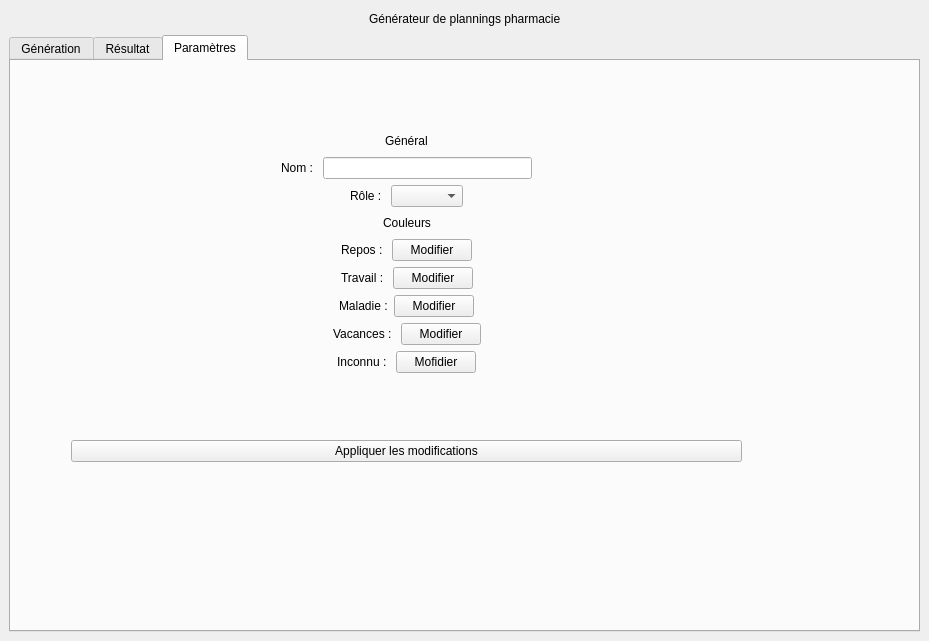
Qt form app_v2/planning.ui (antoninLallemand/planningManipulation) before a commit.
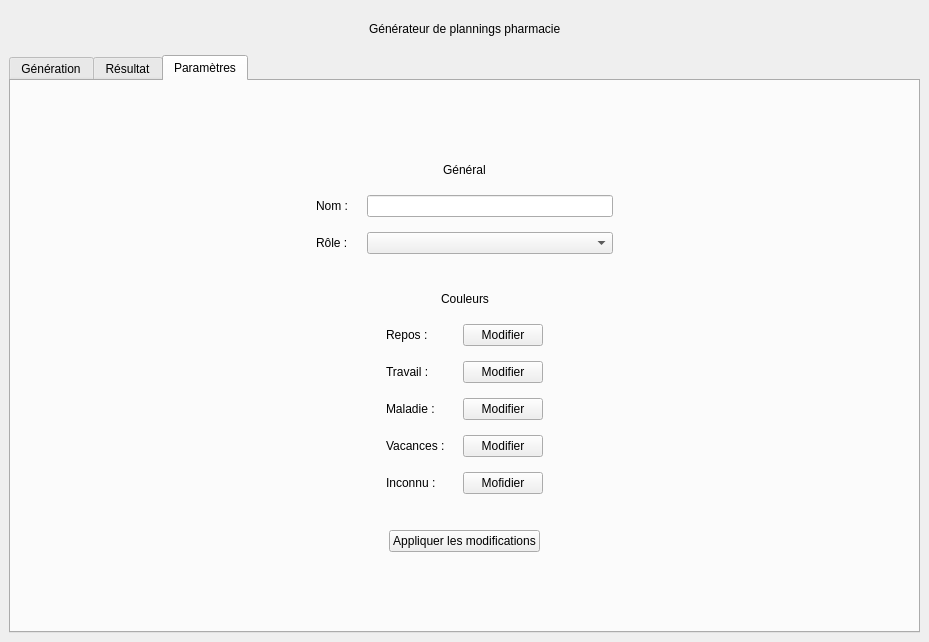
The same form after that commit. The open tabs and pages were chosen to show the change.

Commit message: fixed ui layout issues + managing errors in planning manip + fixing some gui errors

```diff
--- a/app_v2/planning.ui
+++ b/app_v2/planning.ui
@@ -7,7 +7,7 @@
     <x>0</x>
     <y>0</y>
     <width>929</width>
-    <height>641</height>
+    <height>642</height>
    </rect>
   </property>
   <property name="windowTitle">
@@ -19,6 +19,12 @@
      <layout class="QVBoxLayout" name="MainVLayout">
       <item>
        <layout class="QVBoxLayout" name="titleLayout">
+        <property name="topMargin">
+         <number>10</number>
+        </property>
+        <property name="bottomMargin">
+         <number>10</number>
+        </property>
         <item>
          <layout class="QHBoxLayout" name="horizontalLayout">
           <item>
@@ -375,18 +381,39 @@
            <attribute name="title">
             <string>Paramètres</string>
            </attribute>
-           <widget class="QWidget" name="verticalLayoutWidget_5">
-            <property name="geometry">
-             <rect>
-              <x>60</x>
-              <y>70</y>
-              <width>671</width>
-              <height>391</height>
-             </rect>
-            </property>
-            <layout class="QVBoxLayout" name="SettingsMainVLayout">
+           <layout class="QVBoxLayout" name="verticalLayout_5">
+            <item>
+             <layout class="QVBoxLayout" name="verticalLayout_2">
+              <property name="spacing">
+               <number>15</number>
+              </property>
+              <property name="leftMargin">
+               <number>50</number>
+              </property>
+              <property name="topMargin">
+               <number>50</number>
+              </property>
+              <property name="rightMargin">
+               <number>50</number>
+              </property>
+              <property name="bottomMargin">
+               <number>50</number>
+              </property>
              <item>
-              <layout class="QHBoxLayout" name="GeneralSettingsHLayout">
+               <spacer name="verticalSpacer_3">
+                <property name="orientation">
+                 <enum>Qt::Vertical</enum>
+                </property>
+                <property name="sizeHint" stdset="0">
+                 <size>
+                  <width>20</width>
+                  <height>40</height>
+                 </size>
+                </property>
+               </spacer>
+              </item>
+              <item>
+               <layout class="QHBoxLayout" name="horizontalLayout_2">
                <item>
                 <spacer name="horizontalSpacer_5">
                  <property name="orientation">
@@ -423,31 +450,8 @@
               </layout>
              </item>
              <item>
-              <layout class="QHBoxLayout" name="NameHLayout">
-               <item>
-                <spacer name="horizontalSpacer">
-                 <property name="orientation">
-                  <enum>Qt::Horizontal</enum>
-                 </property>
-                 <property name="sizeHint" stdset="0">
-                  <size>
-                   <width>40</width>
-                   <height>20</height>
-                  </size>
-                 </property>
-                </spacer>
-               </item>
-               <item>
-                <widget class="QLabel" name="SettingsNameLabel">
-                 <property name="text">
-                  <string>Nom : </string>
-                 </property>
-                </widget>
-               </item>
-               <item>
-                <widget class="QLineEdit" name="SettingsNameLineEdit"/>
-               </item>
-               <item>
+               <layout class="QGridLayout" name="gridLayout">
+                <item row="1" column="0">
                 <spacer name="horizontalSpacer_2">
                  <property name="orientation">
                   <enum>Qt::Horizontal</enum>
@@ -460,34 +464,40 @@
                  </property>
                 </spacer>
                </item>
-              </layout>
-             </item>
-             <item>
-              <layout class="QHBoxLayout" name="RoleHLayout">
-               <item>
-                <spacer name="horizontalSpacer_3">
-                 <property name="orientation">
-                  <enum>Qt::Horizontal</enum>
-                 </property>
-                 <property name="sizeHint" stdset="0">
-                  <size>
-                   <width>40</width>
-                   <height>20</height>
-                  </size>
-                 </property>
-                </spacer>
-               </item>
-               <item>
+                <item row="1" column="1">
                 <widget class="QLabel" name="RoleLabel">
                  <property name="text">
                   <string>Rôle : </string>
                  </property>
                 </widget>
                </item>
-               <item>
+                <item row="1" column="2">
                 <widget class="QComboBox" name="SettingsRoleComboBox"/>
                </item>
-               <item>
+                <item row="0" column="2">
+                 <widget class="QLineEdit" name="SettingsNameLineEdit"/>
+                </item>
+                <item row="0" column="1">
+                 <widget class="QLabel" name="SettingsNameLabel">
+                  <property name="text">
+                   <string>Nom : </string>
+                  </property>
+                 </widget>
+                </item>
+                <item row="0" column="3">
+                 <spacer name="horizontalSpacer_3">
+                  <property name="orientation">
+                   <enum>Qt::Horizontal</enum>
+                  </property>
+                  <property name="sizeHint" stdset="0">
+                   <size>
+                    <width>40</width>
+                    <height>20</height>
+                   </size>
+                  </property>
+                 </spacer>
+                </item>
+                <item row="1" column="3">
                 <spacer name="horizontalSpacer_4">
                  <property name="orientation">
                   <enum>Qt::Horizontal</enum>
@@ -500,10 +510,36 @@
                  </property>
                 </spacer>
                </item>
+                <item row="0" column="0">
+                 <spacer name="horizontalSpacer">
+                  <property name="orientation">
+                   <enum>Qt::Horizontal</enum>
+                  </property>
+                  <property name="sizeHint" stdset="0">
+                   <size>
+                    <width>40</width>
+                    <height>20</height>
+                   </size>
+                  </property>
+                 </spacer>
+                </item>
               </layout>
              </item>
              <item>
-              <layout class="QHBoxLayout" name="ColorSettingsHLayout">
+               <spacer name="verticalSpacer_2">
+                <property name="orientation">
+                 <enum>Qt::Vertical</enum>
+                </property>
+                <property name="sizeHint" stdset="0">
+                 <size>
+                  <width>20</width>
+                  <height>40</height>
+                 </size>
+                </property>
+               </spacer>
+              </item>
+              <item>
+               <layout class="QHBoxLayout" name="horizontalLayout_3">
                <item>
                 <spacer name="horizontalSpacer_7">
                  <property name="orientation">
@@ -540,211 +576,169 @@
               </layout>
              </item>
              <item>
-              <layout class="QHBoxLayout" name="OffColorHLayput">
-               <item>
-                <spacer name="horizontalSpacer_9">
-                 <property name="orientation">
-                  <enum>Qt::Horizontal</enum>
-                 </property>
-                 <property name="sizeHint" stdset="0">
-                  <size>
-                   <width>40</width>
-                   <height>20</height>
-                  </size>
-                 </property>
-                </spacer>
-               </item>
-               <item>
+               <layout class="QGridLayout" name="gridLayout_2">
+                <item row="2" column="1">
+                 <widget class="QLabel" name="SickColorLabel">
+                  <property name="text">
+                   <string>Maladie :</string>
+                  </property>
+                 </widget>
+                </item>
+                <item row="0" column="1">
                 <widget class="QLabel" name="OffColorLabel">
                  <property name="text">
                   <string>Repos : </string>
                  </property>
                 </widget>
                </item>
-               <item>
-                <widget class="QPushButton" name="OffColorPushButton">
-                 <property name="text">
-                  <string>Modifier</string>
-                 </property>
-                </widget>
-               </item>
-               <item>
-                <spacer name="horizontalSpacer_10">
-                 <property name="orientation">
-                  <enum>Qt::Horizontal</enum>
-                 </property>
-                 <property name="sizeHint" stdset="0">
-                  <size>
-                   <width>40</width>
-                   <height>20</height>
-                  </size>
-                 </property>
-                </spacer>
-               </item>
-              </layout>
-             </item>
-             <item>
-              <layout class="QHBoxLayout" name="workColorHLayout">
-               <item>
-                <spacer name="horizontalSpacer_11">
-                 <property name="orientation">
-                  <enum>Qt::Horizontal</enum>
-                 </property>
-                 <property name="sizeHint" stdset="0">
-                  <size>
-                   <width>40</width>
-                   <height>20</height>
-                  </size>
-                 </property>
-                </spacer>
-               </item>
-               <item>
+                <item row="1" column="1">
                 <widget class="QLabel" name="WorkColorLabel">
                  <property name="text">
                   <string>Travail : </string>
                  </property>
                 </widget>
                </item>
-               <item>
-                <widget class="QPushButton" name="WorkColorPushButton">
-                 <property name="text">
-                  <string>Modifier</string>
-                 </property>
-                </widget>
-               </item>
-               <item>
-                <spacer name="horizontalSpacer_12">
-                 <property name="orientation">
-                  <enum>Qt::Horizontal</enum>
-                 </property>
-                 <property name="sizeHint" stdset="0">
-                  <size>
-                   <width>40</width>
-                   <height>20</height>
-                  </size>
-                 </property>
-                </spacer>
-               </item>
-              </layout>
-             </item>
-             <item>
-              <layout class="QHBoxLayout" name="sickColorHLayout">
-               <item>
-                <spacer name="horizontalSpacer_13">
-                 <property name="orientation">
-                  <enum>Qt::Horizontal</enum>
-                 </property>
-                 <property name="sizeHint" stdset="0">
-                  <size>
-                   <width>40</width>
-                   <height>20</height>
-                  </size>
-                 </property>
-                </spacer>
-               </item>
-               <item>
-                <widget class="QLabel" name="SickColorLabel">
-                 <property name="text">
-                  <string>Maladie :</string>
-                 </property>
-                </widget>
-               </item>
-               <item>
-                <widget class="QPushButton" name="SickColorPushButton">
-                 <property name="text">
-                  <string>Modifier</string>
-                 </property>
-                </widget>
-               </item>
-               <item>
-                <spacer name="horizontalSpacer_14">
-                 <property name="orientation">
-                  <enum>Qt::Horizontal</enum>
-                 </property>
-                 <property name="sizeHint" stdset="0">
-                  <size>
-                   <width>40</width>
-                   <height>20</height>
-                  </size>
-                 </property>
-                </spacer>
-               </item>
-              </layout>
-             </item>
-             <item>
-              <layout class="QHBoxLayout" name="VacColorHLayout">
-               <item>
-                <spacer name="horizontalSpacer_15">
-                 <property name="orientation">
-                  <enum>Qt::Horizontal</enum>
-                 </property>
-                 <property name="sizeHint" stdset="0">
-                  <size>
-                   <width>40</width>
-                   <height>20</height>
-                  </size>
-                 </property>
-                </spacer>
-               </item>
-               <item>
+                <item row="3" column="1">
                 <widget class="QLabel" name="VacColorLabel">
                  <property name="text">
                   <string>Vacances : </string>
                  </property>
                 </widget>
                </item>
-               <item>
+                <item row="0" column="2">
+                 <widget class="QPushButton" name="OffColorPushButton">
+                  <property name="text">
+                   <string>Modifier</string>
+                  </property>
+                 </widget>
+                </item>
+                <item row="2" column="2">
+                 <widget class="QPushButton" name="SickColorPushButton">
+                  <property name="text">
+                   <string>Modifier</string>
+                  </property>
+                 </widget>
+                </item>
+                <item row="1" column="2">
+                 <widget class="QPushButton" name="WorkColorPushButton">
+                  <property name="text">
+                   <string>Modifier</string>
+                  </property>
+                 </widget>
+                </item>
+                <item row="3" column="2">
                 <widget class="QPushButton" name="VacColorPushButton">
                  <property name="text">
                   <string>Modifier</string>
                  </property>
                 </widget>
                </item>
-               <item>
-                <spacer name="horizontalSpacer_16">
-                 <property name="orientation">
-                  <enum>Qt::Horizontal</enum>
-                 </property>
-                 <property name="sizeHint" stdset="0">
-                  <size>
-                   <width>40</width>
-                   <height>20</height>
-                  </size>
-                 </property>
-                </spacer>
-               </item>
-              </layout>
-             </item>
-             <item>
-              <layout class="QHBoxLayout" name="UndefColorHLayout">
-               <item>
-                <spacer name="horizontalSpacer_17">
-                 <property name="orientation">
-                  <enum>Qt::Horizontal</enum>
-                 </property>
-                 <property name="sizeHint" stdset="0">
-                  <size>
-                   <width>40</width>
-                   <height>20</height>
-                  </size>
-                 </property>
-                </spacer>
-               </item>
-               <item>
+                <item row="4" column="1">
                 <widget class="QLabel" name="UndefColorLabel">
                  <property name="text">
                   <string>Inconnu : </string>
                  </property>
                 </widget>
                </item>
-               <item>
+                <item row="4" column="2">
                 <widget class="QPushButton" name="UndefColorPushButton">
                  <property name="text">
                   <string>Mofidier</string>
                  </property>
                 </widget>
                </item>
-               <item>
+                <item row="0" column="0">
+                 <spacer name="horizontalSpacer_11">
+                  <property name="orientation">
+                   <enum>Qt::Horizontal</enum>
+                  </property>
+                  <property name="sizeHint" stdset="0">
+                   <size>
+                    <width>40</width>
+                    <height>20</height>
+                   </size>
+                  </property>
+                 </spacer>
+                </item>
+                <item row="1" column="0">
+                 <spacer name="horizontalSpacer_12">
+                  <property name="orientation">
+                   <enum>Qt::Horizontal</enum>
+                  </property>
+                  <property name="sizeHint" stdset="0">
+                   <size>
+                    <width>40</width>
+                    <height>20</height>
+                   </size>
+                  </property>
+                 </spacer>
+                </item>
+                <item row="2" column="0">
+                 <spacer name="horizontalSpacer_13">
+                  <property name="orientation">
+                   <enum>Qt::Horizontal</enum>
+                  </property>
+                  <property name="sizeHint" stdset="0">
+                   <size>
+                    <width>40</width>
+                    <height>20</height>
+                   </size>
+                  </property>
+                 </spacer>
+                </item>
+                <item row="3" column="0">
+                 <spacer name="horizontalSpacer_14">
+                  <property name="orientation">
+                   <enum>Qt::Horizontal</enum>
+                  </property>
+                  <property name="sizeHint" stdset="0">
+                   <size>
+                    <width>40</width>
+                    <height>20</height>
+                   </size>
+                  </property>
+                 </spacer>
+                </item>
+                <item row="4" column="0">
+                 <spacer name="horizontalSpacer_15">
+                  <property name="orientation">
+                   <enum>Qt::Horizontal</enum>
+                  </property>
+                  <property name="sizeHint" stdset="0">
+                   <size>
+                    <width>40</width>
+                    <height>20</height>
+                   </size>
+                  </property>
+                 </spacer>
+                </item>
+                <item row="0" column="3">
+                 <spacer name="horizontalSpacer_16">
+                  <property name="orientation">
+                   <enum>Qt::Horizontal</enum>
+                  </property>
+                  <property name="sizeHint" stdset="0">
+                   <size>
+                    <width>40</width>
+                    <height>20</height>
+                   </size>
+                  </property>
+                 </spacer>
+                </item>
+                <item row="1" column="3">
+                 <spacer name="horizontalSpacer_17">
+                  <property name="orientation">
+                   <enum>Qt::Horizontal</enum>
+                  </property>
+                  <property name="sizeHint" stdset="0">
+                   <size>
+                    <width>40</width>
+                    <height>20</height>
+                   </size>
+                  </property>
+                 </spacer>
+                </item>
+                <item row="2" column="3">
                 <spacer name="horizontalSpacer_18">
                  <property name="orientation">
                   <enum>Qt::Horizontal</enum>
@@ -757,10 +751,36 @@
                  </property>
                 </spacer>
                </item>
+                <item row="3" column="3">
+                 <spacer name="horizontalSpacer_21">
+                  <property name="orientation">
+                   <enum>Qt::Horizontal</enum>
+                  </property>
+                  <property name="sizeHint" stdset="0">
+                   <size>
+                    <width>40</width>
+                    <height>20</height>
+                   </size>
+                  </property>
+                 </spacer>
+                </item>
+                <item row="4" column="3">
+                 <spacer name="horizontalSpacer_22">
+                  <property name="orientation">
+                   <enum>Qt::Horizontal</enum>
+                  </property>
+                  <property name="sizeHint" stdset="0">
+                   <size>
+                    <width>40</width>
+                    <height>20</height>
+                   </size>
+                  </property>
+                 </spacer>
+                </item>
               </layout>
              </item>
              <item>
-              <spacer name="SettingsOverValidateVSpacer">
+               <spacer name="verticalSpacer">
                <property name="orientation">
                 <enum>Qt::Vertical</enum>
                </property>
@@ -768,6 +788,21 @@
                 <size>
                  <width>20</width>
                  <height>40</height>
+                 </size>
+                </property>
+               </spacer>
+              </item>
+              <item>
+               <layout class="QHBoxLayout" name="horizontalLayout_4">
+                <item>
+                 <spacer name="horizontalSpacer_9">
+                  <property name="orientation">
+                   <enum>Qt::Horizontal</enum>
+                  </property>
+                  <property name="sizeHint" stdset="0">
+                   <size>
+                    <width>40</width>
+                    <height>20</height>
                 </size>
                </property>
               </spacer>
@@ -780,7 +815,22 @@
               </widget>
              </item>
              <item>
-              <spacer name="SettingsUnderValidateVSpacer">
+                 <spacer name="horizontalSpacer_10">
+                  <property name="orientation">
+                   <enum>Qt::Horizontal</enum>
+                  </property>
+                  <property name="sizeHint" stdset="0">
+                   <size>
+                    <width>40</width>
+                    <height>20</height>
+                   </size>
+                  </property>
+                 </spacer>
+                </item>
+               </layout>
+              </item>
+              <item>
+               <spacer name="verticalSpacer_4">
                <property name="orientation">
                 <enum>Qt::Vertical</enum>
                </property>
@@ -793,7 +843,8 @@
               </spacer>
              </item>
             </layout>
-           </widget>
+            </item>
+           </layout>
           </widget>
          </widget>
         </item>
```
Left out of the diff: 112 changed lines with no effect on the pictures. Lines whose indentation alone changed are shown as unchanged. The commit also changes 7 other files.
